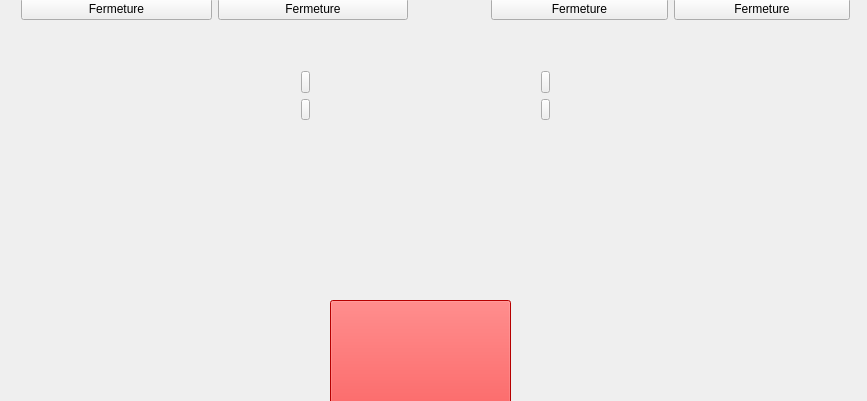
Old version of the form Projet_IHM/manuelle/mainwindow.ui in the repository qwendling/TPNote_IHM; both pictures show x 0 to 867 and y 107 to 508 of the 867 by 684 pixel window.
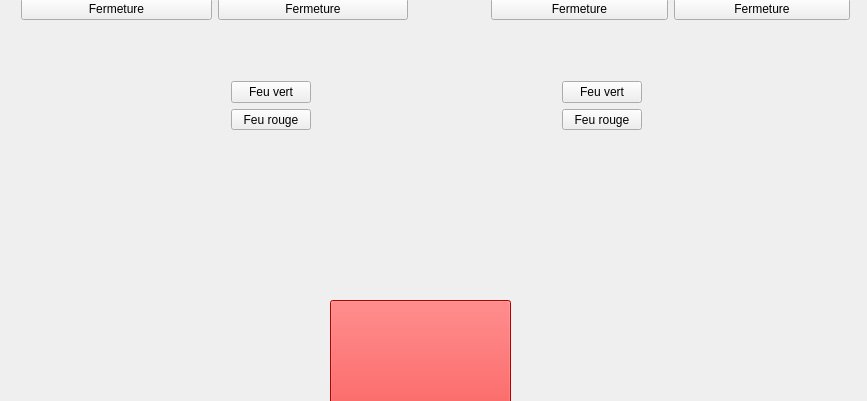
New version of the form. Icons and pictures are not drawn.

Commit message: Visu OK manuelle

What changed in the file:
```diff
--- a/Projet_IHM/manuelle/mainwindow.ui
+++ b/Projet_IHM/manuelle/mainwindow.ui
@@ -229,9 +229,9 @@
    <widget class="QLabel" name="label">
     <property name="geometry">
      <rect>
-      <x>110</x>
+      <x>100</x>
       <y>180</y>
-      <width>621</width>
+      <width>671</width>
       <height>61</height>
      </rect>
     </property>
@@ -248,9 +248,9 @@
    <widget class="QLabel" name="label_3">
     <property name="geometry">
      <rect>
-      <x>110</x>
+      <x>90</x>
       <y>370</y>
-      <width>621</width>
+      <width>681</width>
       <height>61</height>
      </rect>
     </property>
@@ -277,52 +277,120 @@
    <widget class="QWidget" name="verticalLayoutWidget_2">
     <property name="geometry">
      <rect>
-      <x>290</x>
-      <y>150</y>
-      <width>31</width>
+      <x>220</x>
+      <y>160</y>
+      <width>141</width>
       <height>71</height>
      </rect>
     </property>
-    <layout class="QVBoxLayout" name="verticalLayout">
+    <layout class="QHBoxLayout" name="horizontalLayout">
      <item>
-      <widget class="QPushButton" name="pushButton">
-       <property name="text">
-        <string/>
-       </property>
-      </widget>
+      <layout class="QVBoxLayout" name="verticalLayout">
+       <item>
+        <widget class="QPushButton" name="pushButton">
+         <property name="text">
+          <string>Feu vert</string>
+         </property>
+        </widget>
+       </item>
+       <item>
+        <widget class="QPushButton" name="pushButton_2">
+         <property name="text">
+          <string>Feu rouge</string>
+         </property>
+        </widget>
+       </item>
+      </layout>
      </item>
      <item>
-      <widget class="QPushButton" name="pushButton_2">
-       <property name="text">
-        <string/>
-       </property>
-      </widget>
+      <layout class="QVBoxLayout" name="verticalLayout_5">
+       <item>
+        <widget class="QLabel" name="label_4">
+         <property name="text">
+          <string/>
+         </property>
+         <property name="pixmap">
+          <pixmap>../../RessourcesGraph/GreenFire.png</pixmap>
+         </property>
+         <property name="scaledContents">
+          <bool>true</bool>
+         </property>
+        </widget>
+       </item>
+       <item>
+        <widget class="QLabel" name="label_5">
+         <property name="text">
+          <string/>
+         </property>
+         <property name="pixmap">
+          <pixmap>../../RessourcesGraph/RedFire.png</pixmap>
+         </property>
+         <property name="scaledContents">
+          <bool>true</bool>
+         </property>
+        </widget>
+       </item>
+      </layout>
      </item>
     </layout>
    </widget>
    <widget class="QWidget" name="verticalLayoutWidget_5">
     <property name="geometry">
      <rect>
-      <x>530</x>
-      <y>150</y>
-      <width>31</width>
+      <x>500</x>
+      <y>160</y>
+      <width>153</width>
       <height>71</height>
      </rect>
     </property>
-    <layout class="QVBoxLayout" name="verticalLayout_5">
+    <layout class="QHBoxLayout" name="horizontalLayout_3">
      <item>
-      <widget class="QPushButton" name="pushButton_4">
-       <property name="text">
-        <string/>
-       </property>
-      </widget>
+      <layout class="QVBoxLayout" name="verticalLayout_7">
+       <item>
+        <widget class="QLabel" name="label_6">
+         <property name="text">
+          <string/>
+         </property>
+         <property name="pixmap">
+          <pixmap>../../RessourcesGraph/GreenFire.png</pixmap>
+         </property>
+         <property name="scaledContents">
+          <bool>true</bool>
+         </property>
+        </widget>
+       </item>
+       <item>
+        <widget class="QLabel" name="label_7">
+         <property name="text">
+          <string/>
+         </property>
+         <property name="pixmap">
+          <pixmap>../../RessourcesGraph/RedFire.png</pixmap>
+         </property>
+         <property name="scaledContents">
+          <bool>true</bool>
+         </property>
+        </widget>
+       </item>
+      </layout>
      </item>
      <item>
-      <widget class="QPushButton" name="pushButton_5">
-       <property name="text">
-        <string/>
-       </property>
-      </widget>
+      <layout class="QVBoxLayout" name="verticalLayout_6">
+       <item>
+        <widget class="QPushButton" name="pushButton_4">
+         <property name="text">
+          <string>Feu vert</string>
+         </property>
+        </widget>
+       </item>
+       <item>
+        <widget class="QPushButton" name="pushButton_5">
+         <property name="text">
+          <string>Feu rouge</string>
+         </property>
+        </widget>
+       </item>
+      </layout>
      </item>
     </layout>
    </widget>
```
Left out of the diff: 4 changed lines with no effect on the pictures.
